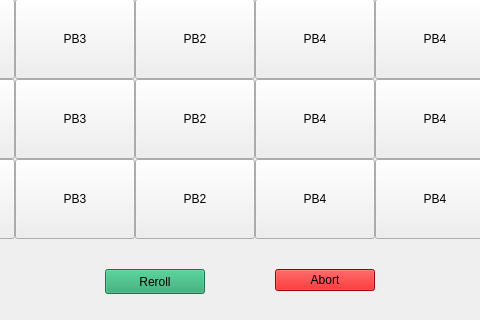
Above: waves/try.ui from matternstsr/Sea-Application before the change; both pictures show x 115 to 595 and y 231 to 551 of the 750 by 551 pixel window. Below: the same form after it.
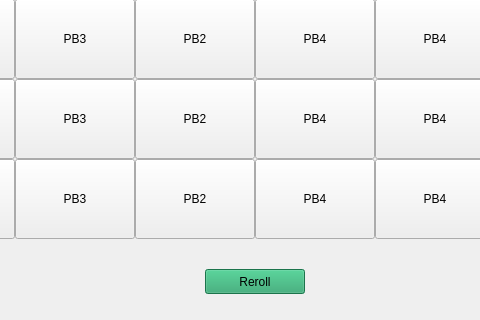
That is the form after the change.

Commit message: Modified the UI and it elements.

```diff
--- a/waves/try.ui
+++ b/waves/try.ui
@@ -434,29 +434,10 @@
      <string>PB1</string>
     </property>
    </widget>
-   <widget class="QDialogButtonBox" name="buttonBox">
-    <property name="geometry">
-     <rect>
-      <x>390</x>
-      <y>440</y>
-      <width>100</width>
-      <height>25</height>
-     </rect>
-    </property>
-    <property name="styleSheet">
-     <string notr="true">background-color: #Da0000;</string>
-    </property>
-    <property name="orientation">
-     <enum>Qt::Vertical</enum>
-    </property>
-    <property name="standardButtons">
-     <set>QDialogButtonBox::Abort</set>
-    </property>
-   </widget>
    <widget class="QPushButton" name="resetButton">
     <property name="geometry">
      <rect>
-      <x>220</x>
+      <x>320</x>
       <y>440</y>
       <width>100</width>
       <height>25</height>
```
Left out of the diff: 35 changed lines with no effect on the pictures.
